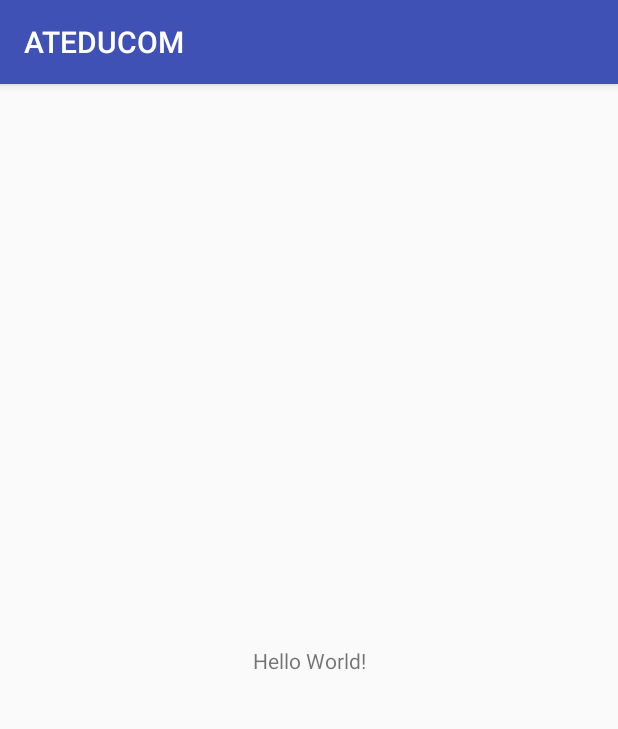
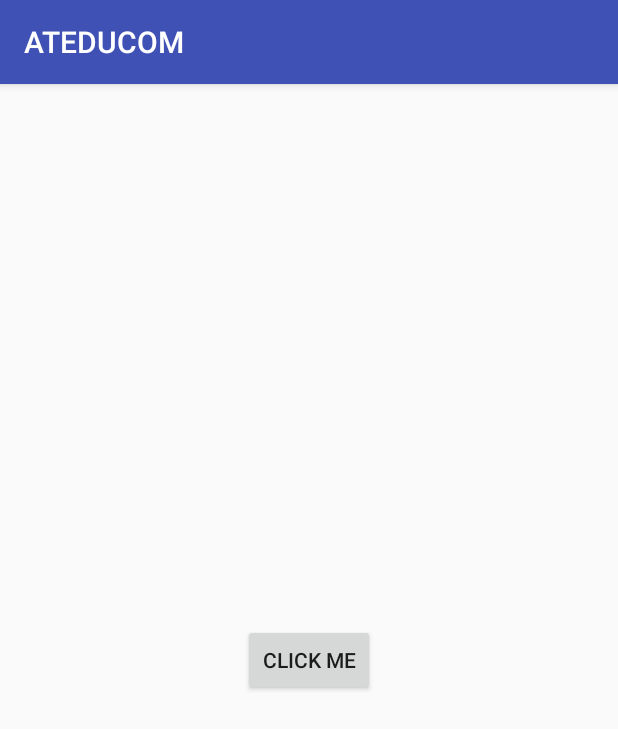
Before and after one commit to MinJaeSim/ATEDUCOM_2018, an Android app: the screen it shows after launch (MainActivity), on a phone screen of 412 x 824 dp. Shown: the top 729 px of the screen. Run offline under Robolectric (Android 15) with nearby library versions, the phone set to English and light mode, and no system bars.

Commit message:
fragment view add

```diff
--- a/app/build.gradle
+++ b/app/build.gradle
@@ -19,10 +19,11 @@ android {
 }
 
 dependencies {
-    implementation fileTree(dir: 'libs', include: ['*.jar'])
+    implementation fileTree(include: ['*.jar'], dir: 'libs')
     implementation 'com.android.support:appcompat-v7:26.1.0'
     implementation 'com.android.support.constraint:constraint-layout:1.0.2'
     testImplementation 'junit:junit:4.12'
     androidTestImplementation 'com.android.support.test:runner:1.0.1'
     androidTestImplementation 'com.android.support.test.espresso:espresso-core:3.0.1'
+    implementation 'com.android.support:design:27.0.2'
 }
--- a/app/src/main/java/ac/ajou/simminje/ateducom/MainActivity.java
+++ b/app/src/main/java/ac/ajou/simminje/ateducom/MainActivity.java
@@ -1,13 +1,21 @@
 package ac.ajou.simminje.ateducom;
 
+import android.support.v4.app.FragmentManager;
 import android.support.v7.app.AppCompatActivity;
 import android.os.Bundle;
 
 public class MainActivity extends AppCompatActivity {
 
+    private FragmentManager fragmentManager;
+
+
+
     @Override
     protected void onCreate(Bundle savedInstanceState) {
         super.onCreate(savedInstanceState);
         setContentView(R.layout.activity_main);
+
+        fragmentManager = getSupportFragmentManager();
+        fragmentManager.beginTransaction().add(R.id.fragment_container, new MainFragment(), "MAIN_FRAGMENT").commit();
     }
 }
--- /dev/null
+++ b/app/src/main/java/ac/ajou/simminje/ateducom/MainFragment.java
@@ -0,0 +1,29 @@
+package ac.ajou.simminje.ateducom;
+
+
+import android.os.Bundle;
+import android.support.annotation.Nullable;
+import android.support.design.widget.Snackbar;
+import android.support.v4.app.Fragment;
+import android.view.LayoutInflater;
+import android.view.View;
+import android.view.ViewGroup;
+import android.widget.Button;
+
+public class MainFragment extends Fragment {
+    @Nullable
+    @Override
+    public View onCreateView(LayoutInflater inflater, @Nullable ViewGroup container, @Nullable Bundle savedInstanceState) {
+        View view = inflater.inflate(R.layout.fragment_main, container, false);
+
+        Button button = view.findViewById(R.id.hello_button);
+        button.setOnClickListener(new View.OnClickListener() {
+            @Override
+            public void onClick(View view) {
+                Snackbar.make(view, "Hello World", Snackbar.LENGTH_SHORT).show();
+            }
+        });
+
+        return view;
+    }
+}
--- a/app/src/main/res/layout/activity_main.xml
+++ b/app/src/main/res/layout/activity_main.xml
@@ -6,9 +6,10 @@
     android:layout_height="match_parent"
     tools:context="ac.ajou.simminje.ateducom.MainActivity">
 
-    <TextView
-        android:layout_width="wrap_content"
-        android:layout_height="wrap_content"
+    <FrameLayout
+        android:id="@+id/fragment_container"
+        android:layout_width="0dp"
+        android:layout_height="0dp"
         android:text="Hello World!"
         app:layout_constraintBottom_toBottomOf="parent"
         app:layout_constraintLeft_toLeftOf="parent"
--- /dev/null
+++ b/app/src/main/res/layout/fragment_main.xml
@@ -0,0 +1,19 @@
+<?xml version="1.0" encoding="utf-8"?>
+<android.support.constraint.ConstraintLayout xmlns:android="http://schemas.android.com/apk/res/android"
+    android:layout_width="match_parent"
+    android:layout_height="match_parent"
+    xmlns:app="http://schemas.android.com/apk/res-auto">
+
+    <Button
+        android:id="@+id/hello_button"
+        android:layout_width="wrap_content"
+        android:layout_height="wrap_content"
+        android:text="Click Me"
+        app:layout_constraintTop_toTopOf="parent"
+        app:layout_constraintBottom_toBottomOf="parent"
+        app:layout_constraintRight_toRightOf="parent"
+        app:layout_constraintLeft_toLeftOf="parent"
+        />
+
+
+</android.support.constraint.ConstraintLayout>
```
